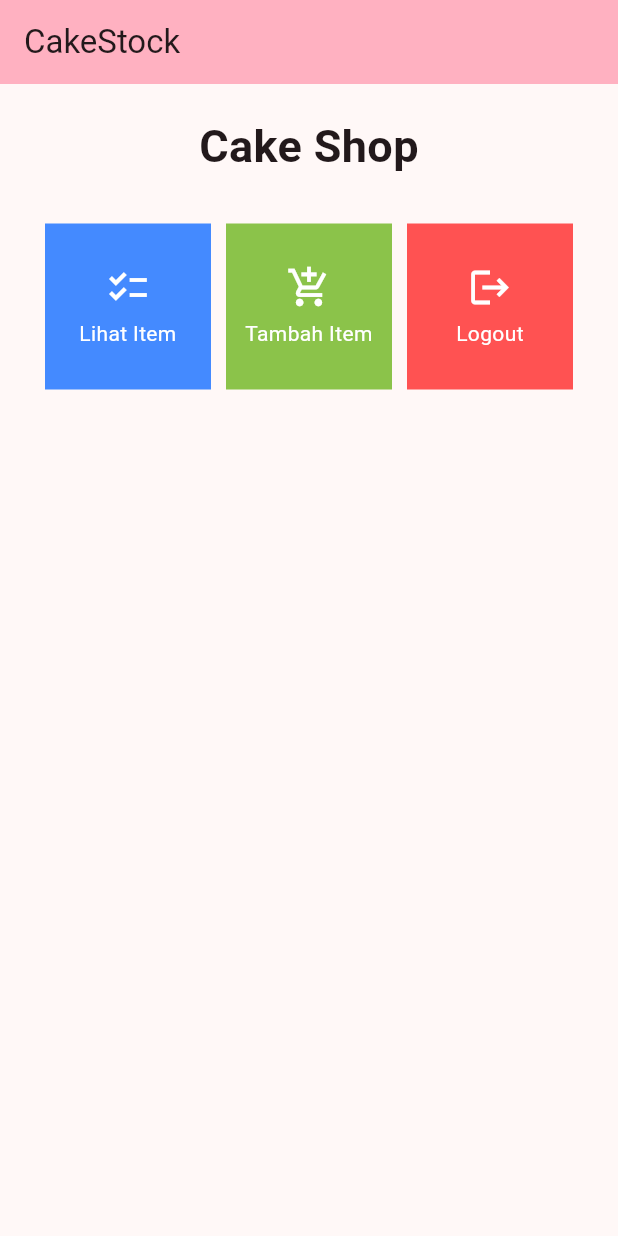
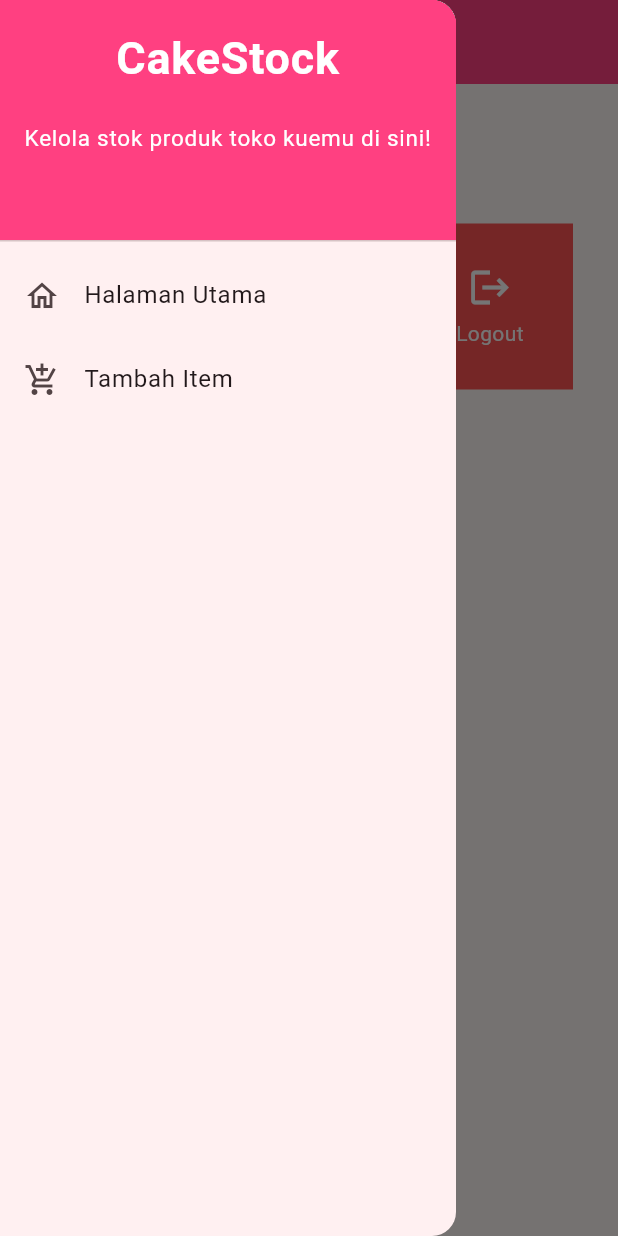
Before and after one commit to lucindalaurent/cakestock-mobile, a Flutter app: the screen it shows after launch, with the side drawer open (before the commit the screen has no drawer), on a phone screen of 412 x 824 dp. Run offline on Flutter 3.47's test engine with Material 2 defaults, Android fonts, the phone set to English and light mode, and no system bars.

Commit message:
finish tugas 8

```diff
--- a/lib/main.dart
+++ b/lib/main.dart
@@ -1,5 +1,5 @@
 import 'package:flutter/material.dart';
-import 'package:cakestock/menu.dart';
+import 'package:cakestock/screens/menu.dart';
 
 void main() {
   runApp(const MyApp());
--- a/lib/menu.dart
+++ b/lib/screens/menu.dart
@@ -1,4 +1,6 @@
 import 'package:flutter/material.dart';
+import 'package:cakestock/widgets/left_drawer.dart';
+import 'package:cakestock/widgets/shop_card.dart';
 
 class MyHomePage extends StatelessWidget {
   MyHomePage({Key? key}) : super(key: key);
@@ -15,11 +17,12 @@
   Widget build(BuildContext context) {
     return Scaffold(
       appBar: AppBar(
-        title: const Text(
-          'CakeStock',
-        ),
-        backgroundColor: Theme.of(context).colorScheme.inversePrimary,
-      ),
+          title: const Text(
+            'CakeStock',
+          ),
+          backgroundColor: Colors.pinkAccent,
+          foregroundColor: Colors.white),
+      drawer: const LeftDrawer(),
       body: SingleChildScrollView(
         // Widget wrapper yang dapat discroll
         child: Padding(
@@ -69,53 +72,3 @@
 
   CakeItem(this.name, this.icon);
 }
-
-class ShopCard extends StatelessWidget {
-  final CakeItem item;
-  final int index;
-  static const colors = [
-    Colors.blueAccent,
-    Colors.lightGreen,
-    Colors.redAccent
-  ];
-  const ShopCard(this.item, this.index, {super.key}); // Constructor
-
-  @override
-  Widget build(BuildContext context) {
-    return Material(
-      color: colors[index],
-      child: InkWell(
-        // Area responsive terhadap sentuhan
-        onTap: () {
-          // Memunculkan SnackBar ketika diklik
-          ScaffoldMessenger.of(context)
-            ..hideCurrentSnackBar()
-            ..showSnackBar(SnackBar(
-                content: Text("Kamu telah menekan tombol ${item.name}!")));
-        },
-        child: Container(
-          // Container untuk menyimpan Icon dan Text
-          padding: const EdgeInsets.all(8),
-          child: Center(
-            child: Column(
-              mainAxisAlignment: MainAxisAlignment.center,
-              children: [
-                Icon(
-                  item.icon,
-                  color: Colors.white,
-                  size: 30.0,
-                ),
-                const Padding(padding: EdgeInsets.all(3)),
-                Text(
-                  item.name,
-                  textAlign: TextAlign.center,
-                  style: const TextStyle(color: Colors.white),
-                ),
-              ],
-            ),
-          ),
-        ),
-      ),
-    );
-  }
-}
--- /dev/null
+++ b/lib/widgets/left_drawer.dart
@@ -0,0 +1,71 @@
+import 'package:flutter/material.dart';
+import 'package:cakestock/screens/menu.dart';
+import 'package:cakestock/screens/addcake_form.dart';
+
+class LeftDrawer extends StatelessWidget {
+  const LeftDrawer({super.key});
+
+  @override
+  Widget build(BuildContext context) {
+    return Drawer(
+      child: ListView(
+        padding: EdgeInsets.zero,
+        children: [
+          const DrawerHeader(
+            //Bagian drawer header
+            decoration: BoxDecoration(
+              color: Colors.pinkAccent,
+            ),
+            child: Column(
+              children: [
+                Text(
+                  'CakeStock',
+                  textAlign: TextAlign.center,
+                  style: TextStyle(
+                    fontSize: 30,
+                    fontWeight: FontWeight.bold,
+                    color: Colors.white,
+                  ),
+                ),
+                Padding(padding: EdgeInsets.all(10)),
+                Text(
+                  "Kelola stok produk toko kuemu di sini!",
+                  textAlign: TextAlign.center,
+                  style: TextStyle(
+                      color: Colors.white,
+                      fontSize: 15,
+                      fontWeight: FontWeight.normal),
+                ),
+              ],
+            ),
+          ),
+          //Bagian routing
+          ListTile(
+            leading: const Icon(Icons.home_outlined),
+            title: const Text('Halaman Utama'),
+            // Bagian redirection ke MyHomePage
+            onTap: () {
+              Navigator.pushReplacement(
+                  context,
+                  MaterialPageRoute(
+                    builder: (context) => MyHomePage(),
+                  ));
+            },
+          ),
+          ListTile(
+            leading: const Icon(Icons.add_shopping_cart),
+            title: const Text('Tambah Item'),
+            // Bagian redirection ke ShopFormPage
+            onTap: () {
+              Navigator.pushReplacement(
+                  context,
+                  MaterialPageRoute(
+                    builder: (context) => CakeFormPage(),
+                  ));
+            },
+          ),
+        ],
+      ),
+    );
+  }
+}
--- /dev/null
+++ b/lib/widgets/shop_card.dart
@@ -0,0 +1,61 @@
+import 'package:flutter/material.dart';
+import 'package:cakestock/screens/menu.dart';
+import 'package:cakestock/screens/addcake_form.dart';
+
+class ShopCard extends StatelessWidget {
+  final CakeItem item;
+  final int index;
+  static const colors = [
+    Colors.blueAccent,
+    Colors.lightGreen,
+    Colors.redAccent
+  ];
+  const ShopCard(this.item, this.index, {super.key}); // Constructor
+
+  @override
+  Widget build(BuildContext context) {
+    return Material(
+      color: colors[index],
+      child: InkWell(
+        // Area responsive terhadap sentuhan
+        onTap: () {
+          // Memunculkan SnackBar ketika diklik
+          ScaffoldMessenger.of(context)
+            ..hideCurrentSnackBar()
+            ..showSnackBar(SnackBar(
+                content: Text("Kamu telah menekan tombol ${item.name}!")));
+          if (item.name == "Tambah Item") {
+            //navigasi ke MaterialPageRoute yang mencakup CakeFormPage.
+            Navigator.pushReplacement(
+                context,
+                MaterialPageRoute(
+                  builder: (context) => const CakeFormPage(),
+                ));
+          }
+        },
+        child: Container(
+          // Container untuk menyimpan Icon dan Text
+          padding: const EdgeInsets.all(8),
+          child: Center(
+            child: Column(
+              mainAxisAlignment: MainAxisAlignment.center,
+              children: [
+                Icon(
+                  item.icon,
+                  color: Colors.white,
+                  size: 30.0,
+                ),
+                const Padding(padding: EdgeInsets.all(3)),
+                Text(
+                  item.name,
+                  textAlign: TextAlign.center,
+                  style: const TextStyle(color: Colors.white),
+                ),
+              ],
+            ),
+          ),
+        ),
+      ),
+    );
+  }
+}
```
Also changed, not shown: lib/screens/addcake_form.dart (added, +194 -0 lines), 1 other file.
